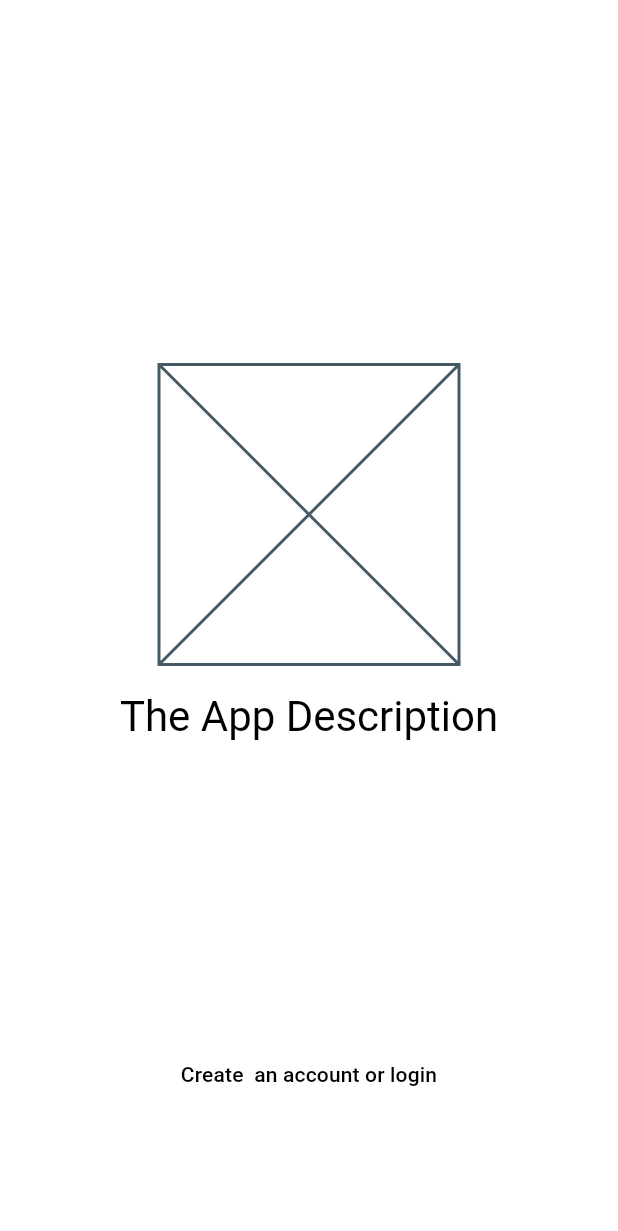
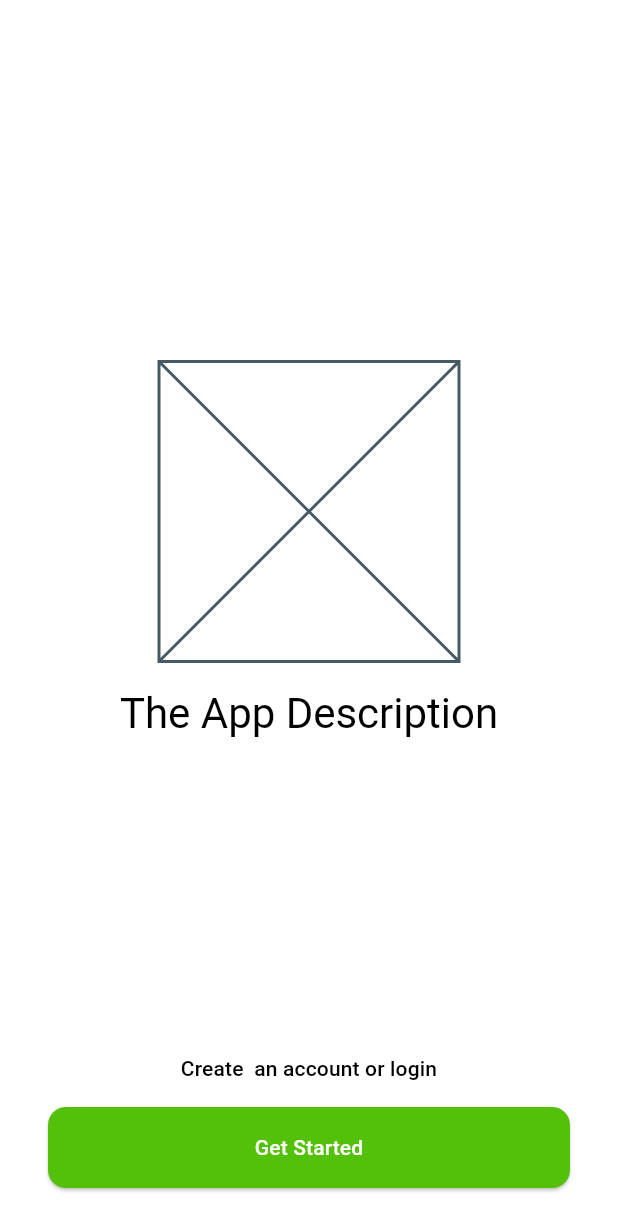
Before and after one commit to AswinAzikar/care_2_care, a Flutter app: the screen it shows after launch, on a phone screen of 412 x 824 dp. Shown: the top 1231 px of the screen. Run offline on Flutter 3.47's test engine with Material 3 defaults, Android fonts, the light colour scheme and no system bars; drawn by our look-alikes of flutter_animate; our stand-ins replace cached_network_image, cloud_firestore, country_code_picker, device_info_plus, dio, dotted_border and 20 more; accounts and stored records are empty.

Commit message:
"Refactor LoadingButtonV2 to LoadingButton, remove NeopopButton and icon property, update styling and layout"

```diff
--- a/lib/widgets/loading_button.dart
+++ b/lib/widgets/loading_button.dart
@@ -1,60 +1,5 @@
 import 'package:flutter/material.dart';
 import 'package:flutter/services.dart';
-import 'package:neopop/neopop.dart';
-import '../exporter.dart';
-
-class LoadingButtonV2 extends StatelessWidget {
-  const LoadingButtonV2({
-    this.icon,
-    super.key,
-    required this.buttonLoading,
-    required this.text,
-    required this.onPressed,
-    this.enabled = true,
-    this.expanded = true,
-    this.textColor = Colors.white,
-    this.backgroundColor = primaryColor,
-    this.padding = const EdgeInsets.symmetric(horizontal: 20, vertical: 15),
-  });
-
-  final bool buttonLoading;
-  final Color textColor;
-  final String text;
-  final VoidCallback onPressed;
-  final EdgeInsetsGeometry padding;
-  final bool enabled;
-  final Color backgroundColor;
-  final bool expanded;
-  final Widget? icon;
-
-  @override
-  Widget build(BuildContext context) {
-    Widget button = ElevatedButton(
-      style: ElevatedButton.styleFrom(
-        backgroundColor: backgroundColor,
-      ),
-      onPressed: buttonLoading ? null : onPressed,
-      child: Builder(builder: (context) {
-        if (buttonLoading) return const CircularProgressIndicator();
-        final textWidget = Text(text);
-        if (icon != null) {
-          return Row(
-            mainAxisAlignment: MainAxisAlignment.center,
-            children: [icon!, gap, textWidget],
-          );
-        }
-        return textWidget;
-      }),
-    );
-    if (expanded) {
-      return Row(
-        children: [Expanded(child: button)],
-      );
-    } else {
-      return button;
-    }
-  }
-}
 
 class LoadingButton extends StatelessWidget {
   const LoadingButton({
@@ -65,7 +10,7 @@ class LoadingButton extends StatelessWidget {
     this.enabled = true,
     this.expanded = true,
     this.textColor = Colors.white,
-    this.backgroundColor = Colors.black,
+    this.backgroundColor = const Color.fromARGB(255, 83, 192, 10),
     this.padding = const EdgeInsets.symmetric(horizontal: 20, vertical: 15),
   });
 
@@ -80,53 +25,44 @@ class LoadingButton extends StatelessWidget {
 
   @override
   Widget build(BuildContext context) {
-    Widget button = NeoPopButton(
-
-      enabled: enabled,
-      color: backgroundColor,
-      animationDuration: animationDuration,
-      depth: 1,
-      onTapUp: buttonLoading || !enabled
+    Widget button = ElevatedButton(
+      style: ElevatedButton.styleFrom(
+        backgroundColor: backgroundColor,
+        padding: buttonLoading
+            ? const EdgeInsets.symmetric(vertical: 5, horizontal: 20)
+            : padding,
+        shape: RoundedRectangleBorder(
+          borderRadius: BorderRadius.circular(
+              12), // Set the radius here for rounded corners
+        ),
+      ),
+      onPressed: buttonLoading || !enabled
           ? null
           : () {
               HapticFeedback.lightImpact();
               onPressed();
             },
-      onTapDown: () => HapticFeedback.mediumImpact(),
-      child: Padding(
-        padding: buttonLoading
-            ? const EdgeInsets.symmetric(vertical: 5, horizontal: 20)
-            : padding,
-        child: Row(
-          mainAxisAlignment: MainAxisAlignment.center,
-          children: [
-            Builder(builder: (context) {
-              if (buttonLoading) {
-                return Stack(
-                  alignment: Alignment.center,
-                  children: [
-                    Visibility(
-                        visible: false,
-                        maintainState: true,
-                        maintainAnimation: true,
-                        maintainSize: true,
-                        child: Text(text, style: TextStyle(color: textColor))),
-                    const FittedBox(child: CircularProgressIndicator()),
-                  ],
-                );
-              }
-              return Text(text, style: TextStyle(color: textColor));
-            }),
-          ],
-        ),
-      ),
+      child: buttonLoading
+          ? SizedBox(
+              width: 24,
+              height: 24,
+              child: CircularProgressIndicator(
+                color: textColor,
+                strokeWidth: 2,
+              ),
+            )
+          : Text(
+              text,
+              style: TextStyle(color: textColor),
+            ),
     );
-    if (!expanded) {
+
+    if (expanded) {
       return Row(
-        mainAxisSize: MainAxisSize.min,
-        children: [button],
+        children: [Expanded(child: button)],
       );
+    } else {
+      return button;
     }
-    return button;
   }
 }
```
